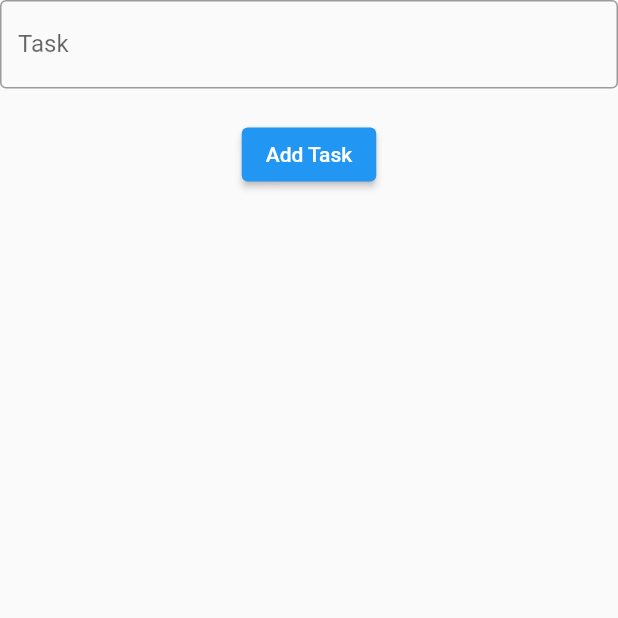
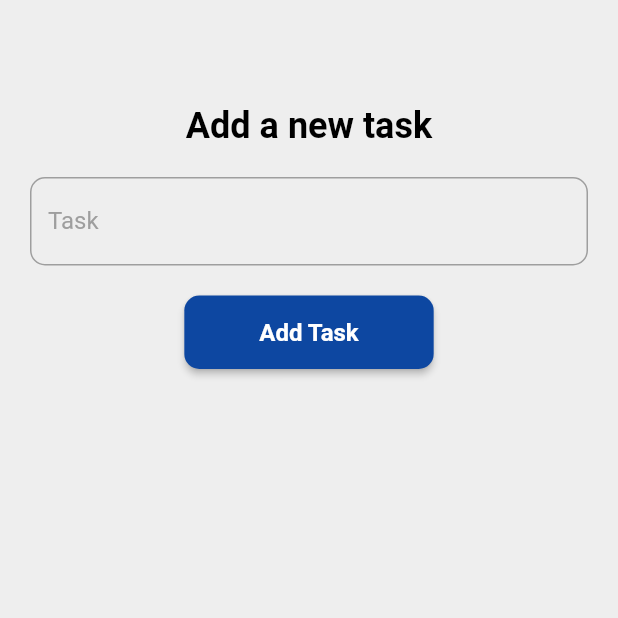
Before and after one commit to Chamidilshan/To-Do-Web-App, a Flutter app: the NewTaskPage screen opened directly, on a phone screen of 412 x 824 dp, the top half of it. Run offline on Flutter 3.47's test engine with Material 2 defaults, Android fonts, the phone set to English and light mode, and no system bars; missing offline and left inert: dart:html; network calls fail.

Commit message:
added styles for task page

```diff
--- a/frontend/lib/new_task.dart
+++ b/frontend/lib/new_task.dart
@@ -18,14 +18,48 @@ class _NewTaskPageState extends State<NewTaskPage> {
   @override
   Widget build(BuildContext context) {
     return Scaffold(
+      backgroundColor: Colors.grey[200],
       body: Center(
+        child: Padding(
+          padding: EdgeInsets.all(20.0),
           child: Column(
+            crossAxisAlignment: CrossAxisAlignment.center,
+            mainAxisAlignment: MainAxisAlignment.start,
             children: [
+              SizedBox(
+                height: 50.0,
+              ),
+              Text('Add a new task',
+                style: TextStyle(
+                    fontSize: 24.0,
+                    color: Colors.black,
+                    fontWeight: FontWeight.bold
+                ),
+              ),
+              SizedBox(
+                height: 20.0,
+              ),
               TextField(
                 controller: _taskController,
                 decoration: InputDecoration(
                   border: OutlineInputBorder(),
                   labelText: 'Task',
+                  labelStyle: TextStyle(
+                      color: Colors.grey,
+                      fontSize: 16.0
+                  ),
+                  focusedBorder: OutlineInputBorder(
+                    borderSide: BorderSide(color: Colors.blue, width: 2.0),
+                    borderRadius: BorderRadius.circular(10.0),
+                  ),
+                  enabledBorder: OutlineInputBorder(
+                    borderSide: BorderSide(color: Colors.grey, width: 1.0),
+                    borderRadius: BorderRadius.circular(10.0),
+                  ),
+                ),
+                style: TextStyle(
+                  fontSize: 16.0,
+                  color: Colors.black,
                 ),
               ),
               SizedBox(
@@ -39,9 +73,22 @@ class _NewTaskPageState extends State<NewTaskPage> {
                     _taskController.clear();
                   }
                 },
-              child: Text('Add Task'),
+                child: Text('Add Task',
+                  style: TextStyle(
+                      fontSize: 16.0,
+                      fontWeight: FontWeight.bold
+                  ),
+                ),
+                style: ElevatedButton.styleFrom(
+                    primary: Colors.blue[900],
+                    padding: EdgeInsets.symmetric(horizontal: 50.0, vertical: 15.0),
+                    shape: RoundedRectangleBorder(
+                        borderRadius: BorderRadius.circular(10.0)
+                    )
+                ),
               ),
             ],
+          ),
         ),
       ),
     );
```
Lines whose indentation alone changed are shown as unchanged.
